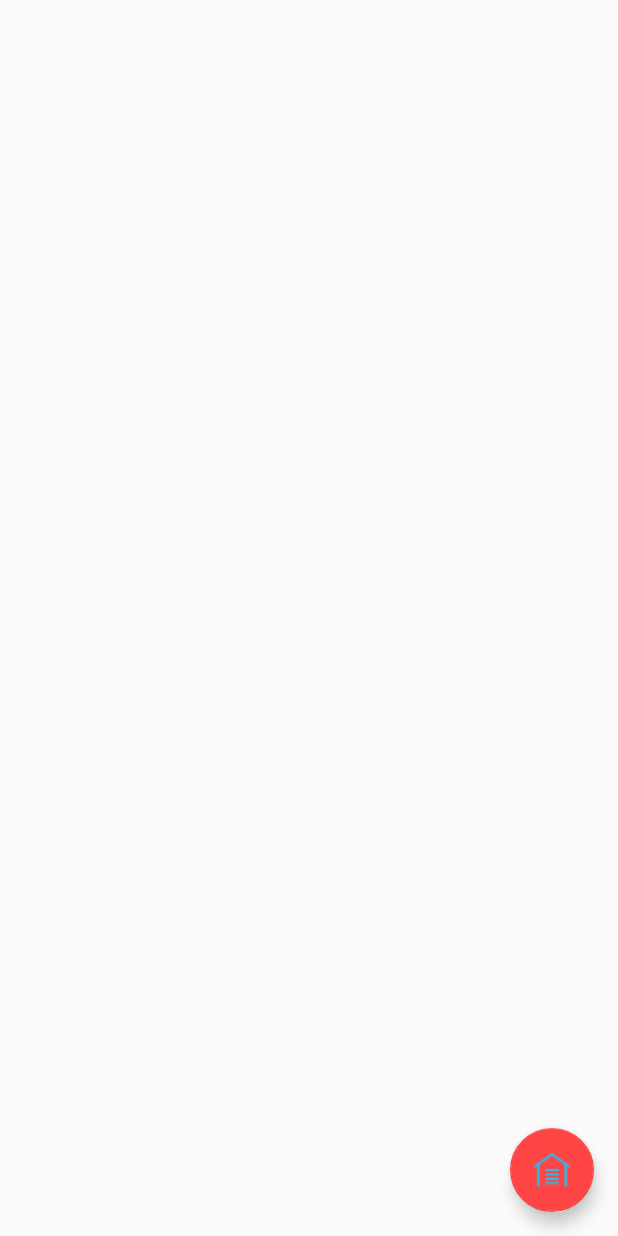
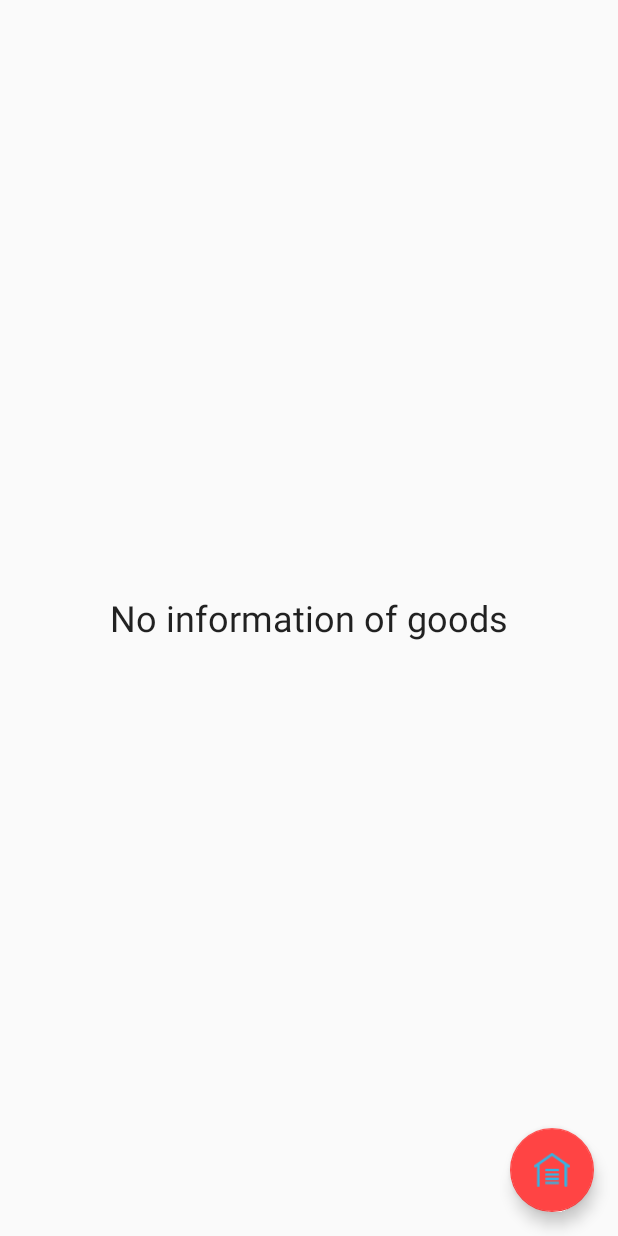
Before and after one commit to NARUTONBM/UdaCity_InventoryApp, an Android app: the screen it shows after launch (CatalogActivity), on a phone screen of 412 x 824 dp. Run offline under Robolectric (Android 15) with nearby library versions, the phone set to English and light mode, and no system bars.

Commit message:
完成主页面的数据内容展示，与编辑页面的互动。

```diff
--- a/app/src/main/AndroidManifest.xml
+++ b/app/src/main/AndroidManifest.xml
@@ -17,6 +17,10 @@
         </activity>
         <activity android:name="com.naruto.udacity_inventory.EditorActivity"
                   android:parentActivityName="com.naruto.udacity_inventory.CatalogActivity"/>
+        <provider
+            android:name=".data.GoodsProvider"
+            android:authorities="com.naruto.udacity_inventory"
+            android:exported="false"/>
     </application>
 
 </manifest>
--- a/app/src/main/java/com/naruto/udacity_inventory/CatalogActivity.java
+++ b/app/src/main/java/com/naruto/udacity_inventory/CatalogActivity.java
@@ -1,20 +1,35 @@
 package com.naruto.udacity_inventory;
 
+import android.app.LoaderManager.LoaderCallbacks;
+import android.content.ContentUris;
 import android.content.Context;
+import android.content.CursorLoader;
 import android.content.Intent;
+import android.content.Loader;
+import android.database.Cursor;
+import android.net.Uri;
 import android.os.Bundle;
 import android.support.design.widget.FloatingActionButton;
 import android.support.v7.app.AppCompatActivity;
 import android.view.Menu;
 import android.view.MenuItem;
 import android.view.View;
+import android.widget.AdapterView;
 import android.widget.ListView;
+import android.widget.TextView;
+import android.widget.Toast;
 
-public class CatalogActivity extends AppCompatActivity {
+import com.naruto.udacity_inventory.adapter.GoodsCursorAdapter;
+import com.naruto.udacity_inventory.data.GoodsContract.GoodsEntry;
 
+public class CatalogActivity extends AppCompatActivity implements AdapterView.OnItemClickListener, LoaderCallbacks<Cursor> {
+
+	private static final int GOODS_LOADR = 0;
 	private ListView lv_in_stock;
 	private FloatingActionButton fab_add_goods;
 	private Context mContext;
+	private TextView tv_empty_view;
+	private GoodsCursorAdapter mCursorAdapter;
 
 	@Override
 	protected void onCreate(Bundle savedInstanceState) {
@@ -30,11 +45,41 @@ public class CatalogActivity extends AppCompatActivity {
 	 * 初始化UI
 	 */
 	private void initUI() {
+		// 给当前activity设置标题
 		setTitle(R.string.catalog_activity_title);
+		// 找到控件
 		lv_in_stock = (ListView) findViewById(R.id.lv_in_stock);
+		tv_empty_view = (TextView) findViewById(R.id.tv_empty_view);
+		// 给listview设置空view
+		lv_in_stock.setEmptyView(tv_empty_view);
 		fab_add_goods = (FloatingActionButton) findViewById(R.id.fab_add_goods);
+		// 给listview创建并设置适配器
+		mCursorAdapter = new GoodsCursorAdapter(mContext, null);
+		lv_in_stock.setAdapter(mCursorAdapter);
+		// 给listview设置条目点击事件
+		lv_in_stock.setOnItemClickListener(this);
+		// 启动加载程序
+		getLoaderManager().initLoader(GOODS_LOADR, null, this);
 	}
 
+	@Override
+	public void onItemClick(AdapterView<?> parent, View view, int position, long id) {
+		// 创建意图
+		Intent intent = new Intent(mContext, EditorActivity.class);
+		// 配置uri
+		Uri uri = ContentUris.withAppendedId(GoodsEntry.CONTENT_URI, id);
+		// 将uri通过意图传递到editoractivity
+		intent.setData(uri);
+		// 启动editoractivity
+		startActivity(intent);
+	}
+
+	/**
+	 * 点击右下角按钮的点击操作
+	 *
+	 * @param v
+	 *            被点击的控件
+	 */
 	public void AddGoods(View v) {
 		Intent intent = new Intent(mContext, EditorActivity.class);
 		startActivity(intent);
@@ -42,8 +87,7 @@ public class CatalogActivity extends AppCompatActivity {
 
 	@Override
 	public boolean onCreateOptionsMenu(Menu menu) {
-		// Inflate the menu options from the res/menu/menu_catalog.xml file.
-		// This adds menu items to the app bar.
+		// 在appbar上插入菜单按钮
 		getMenuInflater().inflate(R.menu.menu_catalog, menu);
 
 		return true;
@@ -51,20 +95,44 @@ public class CatalogActivity extends AppCompatActivity {
 
 	@Override
 	public boolean onOptionsItemSelected(MenuItem item) {
-		// User clicked on a menu option in the app bar overflow menu
+		// 用户点击了某个菜单按钮
 		switch (item.getItemId()) {
-		// Respond to a click on the "Insert dummy data" menu option
-		case R.id.action_insert_dummy_data:
-			// insertGoods();
-
-			return true;
-		// Respond to a click on the "Delete all entries" menu option
+		// 点击了"Delete all entries"按钮的反馈
 		case R.id.action_delete_all_entries:
-			// deleteAllGoods();
+			deleteAllGoods();
 
 			return true;
 		}
 
 		return super.onOptionsItemSelected(item);
 	}
+
+	/**
+	 * 删除数据库中所有信息
+	 */
+	private void deleteAllGoods() {
+		int rowDeleted = getContentResolver().delete(GoodsEntry.CONTENT_URI, null, null);
+		// rowDeleted！=0说明删除成功，弹出吐司，提醒用户
+		if (rowDeleted != 0) {
+			Toast.makeText(mContext, "All inventory data are wiped", Toast.LENGTH_SHORT).show();
+		}
+	}
+
+	@Override
+	public Loader<Cursor> onCreateLoader(int id, Bundle args) {
+		String[] projection = {GoodsEntry._ID, GoodsEntry.COLUMN_GOODS_ICON, GoodsEntry.COLUMN_GOODS_NAME, GoodsEntry.COLUMN_GOODS_QUANTITY,
+						GoodsEntry.COLUMN_GOODS_PRICE, GoodsEntry.COLUMN_GOODS_SUPPLIER};
+
+		return new CursorLoader(mContext, GoodsEntry.CONTENT_URI, projection, null, null, null);
+	}
+
+	@Override
+	public void onLoadFinished(Loader<Cursor> loader, Cursor cursor) {
+		mCursorAdapter.swapCursor(cursor);
+	}
+
+	@Override
+	public void onLoaderReset(Loader<Cursor> loader) {
+		mCursorAdapter.swapCursor(null);
+	}
 }
--- a/app/src/main/java/com/naruto/udacity_inventory/data/GoodsDbHelper.java
+++ b/app/src/main/java/com/naruto/udacity_inventory/data/GoodsDbHelper.java
@@ -39,7 +39,7 @@ public class GoodsDbHelper extends SQLiteOpenHelper {
 	@Override
 	public void onCreate(SQLiteDatabase db) {
 		// 创建sql语句
-		String SQL_CREATE_GOODS_TABLE = "CREATE TABLE " + GoodsContract.GoodsEntry.TABLE_NAME + "(" + GoodsEntry._ID
+		String SQL_CREATE_GOODS_TABLE = "CREATE TABLE " + GoodsEntry.TABLE_NAME + "(" + GoodsEntry._ID
 						+ " INTEGER PRIMARY KEY AUTOINCREMENT, " + GoodsEntry.COLUMN_GOODS_NAME + " TEXT NOT NULL, "
 						+ GoodsEntry.COLUMN_GOODS_CATEGORY + " INTEGER NOT NULL, " + GoodsEntry.COLUMN_GOODS_PRICE + " DOUBLE NOT NULL, "
 						+ GoodsEntry.COLUMN_GOODS_QUANTITY + " INTEGER NOT NULL, " + GoodsEntry.COLUMN_GOODS_SUPPLIER + " TEXT NOT NULL, "
--- a/app/src/main/res/layout/activity_catalog.xml
+++ b/app/src/main/res/layout/activity_catalog.xml
@@ -9,6 +9,15 @@
 
     <ListView
         android:id="@+id/lv_in_stock"
+        android:layout_width="match_parent"
+        android:layout_height="wrap_content"/>
+
+    <TextView
+        android:id="@+id/tv_empty_view"
+        android:gravity="center"
+        android:layout_centerInParent="true"
+        android:text="@string/tv_empty_headline"
+        style="@style/Base.TextAppearance.AppCompat.Headline"
         android:layout_width="match_parent"
         android:layout_height="wrap_content"/>
 
--- a/app/src/main/res/layout/activity_editor.xml
+++ b/app/src/main/res/layout/activity_editor.xml
@@ -130,7 +130,7 @@
             android:layout_height="wrap_content"
             android:layout_weight="2"
             android:hint="@string/hint_goods_supply"
-            android:inputType="number"
+            android:inputType="text"
             android:paddingLeft="4dp"/>
     </LinearLayout>
 
--- a/app/src/main/res/layout/item_list_goods.xml
+++ b/app/src/main/res/layout/item_list_goods.xml
@@ -24,6 +24,7 @@
 
         <TextView
             android:id="@+id/tv_goods_name"
+            android:layout_gravity="center_horizontal"
             style="@style/TextAppearance.AppCompat.Headline"
             android:layout_width="wrap_content"
             android:layout_height="wrap_content"
--- a/app/src/main/res/menu/menu_catalog.xml
+++ b/app/src/main/res/menu/menu_catalog.xml
@@ -6,11 +6,6 @@
       tools:context=".CatalogActivity">
 
     <item
-        android:id="@+id/action_insert_dummy_data"
-        android:title="@string/action_insert_dummy_data"
-        app:showAsAction="never"/>
-
-    <item
         android:id="@+id/action_delete_all_entries"
         android:title="@string/action_delete_all_entries"
         app:showAsAction="never"/>
--- a/app/src/main/res/values/strings.xml
+++ b/app/src/main/res/values/strings.xml
@@ -46,4 +46,5 @@
     <string name="editor_insert_success">Insert new goods successfully</string>
     <string name="editor_update_fail">Update goods failed</string>
     <string name="editor_update_success">Update goods successfully</string>
+    <string name="tv_empty_headline">No information of goods</string>
 </resources>
```
Also changed, not shown: app/src/main/java/com/naruto/udacity_inventory/EditorActivity.java (+45 -2 lines), app/src/main/java/com/naruto/udacity_inventory/adapter/GoodsCursorAdapter.java (+8 -3 lines).
